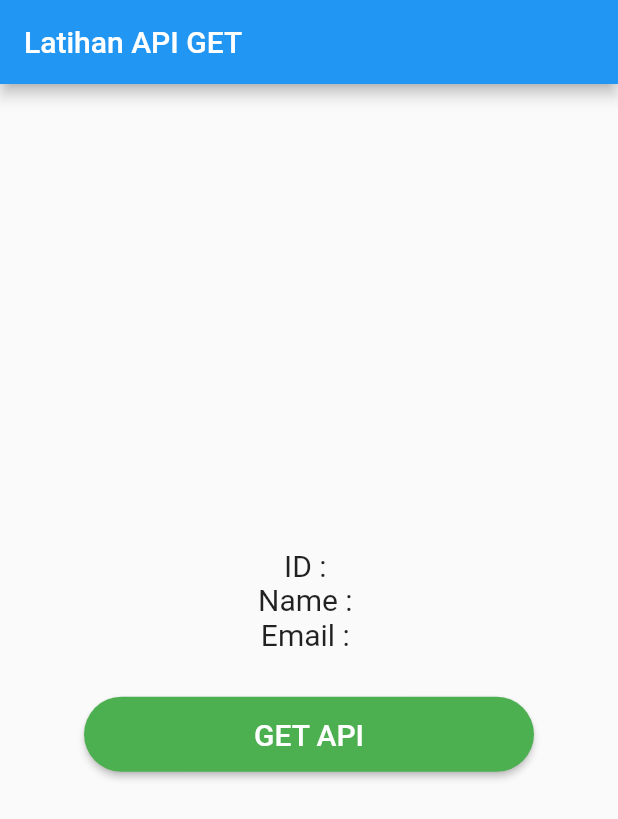
After one commit to angular403/belajar_flutter, a Flutter app: the screen it shows after launch, after a tap on "Belajar Api", after a tap on "GET API", on a phone screen of 412 x 824 dp. The commit adds this screen. Shown: the top 819 px of the screen. Run offline on Flutter 3.47's test engine with Material 2 defaults, Android fonts, the phone set to English and light mode, and no system bars; network calls fail.

Commit message:
belajar api get

```diff
--- a/lib/pages/home_page.dart
+++ b/lib/pages/home_page.dart
@@ -14,6 +14,7 @@ import 'package:flutter/material.dart';
 // import 'package:latihan_week3/exam/soal21.dart';
 import 'package:latihan_week3/exam/soal22.dart';
 import 'package:latihan_week3/pages/extract_widget.dart';
+import 'package:latihan_week3/pages/latihan_api.dart';
 // import 'package:latihan_week3/exam/soal2.dart';
 // import 'package:latihan_week3/exam/soal3.dart';
 // import 'package:latihan_week3/exam/soal4.dart';
@@ -144,6 +145,18 @@ class HomePage extends StatelessWidget {
                 "Latihan Instagram",
               ),
             ),
+                        ElevatedButton(
+              onPressed: () {
+                Navigator.of(context).pushReplacement(
+                  MaterialPageRoute(
+                    builder: (context) => LatihanApi(),
+                  ),
+                );
+              },
+              child: Text(
+                "Belajar Api",
+              ),
+            ),
           ],
         ),
       ),
--- /dev/null
+++ b/lib/pages/latihan_api.dart
@@ -0,0 +1,78 @@
+import 'dart:convert';
+
+import 'package:flutter/material.dart';
+
+import 'package:http/http.dart' as http;
+
+class LatihanApi extends StatefulWidget {
+  const LatihanApi({Key? key}) : super(key: key);
+
+  @override
+  _LatihanApiState createState() => _LatihanApiState();
+}
+
+class _LatihanApiState extends State<LatihanApi> {
+  late String id;
+  late String name;
+  late String email;
+
+  @override
+  void initState() {
+    id = "";
+    name = "";
+    email = "";
+
+    super.initState();
+  }
+
+  @override
+  Widget build(BuildContext context) {
+    return Scaffold(
+      appBar: AppBar(
+        title: Text("Latihan API GET"),
+      ),
+      body: Center(
+        child: Column(
+          mainAxisAlignment: MainAxisAlignment.center,
+          children: [
+            Text("ID : $id", style: TextStyle(fontSize: 20)),
+            Text("Name : $name", style: TextStyle(fontSize: 20)),
+            Text("Email : $email", style: TextStyle(fontSize: 20)),
+            SizedBox(
+              height: 30,
+            ),
+            ElevatedButton(
+              style: ElevatedButton.styleFrom(
+                  shape: RoundedRectangleBorder(
+                      borderRadius: BorderRadius.circular(50)),
+                  primary: Colors.green,
+                  fixedSize: Size(300, 50)),
+              onPressed: () async {
+                var myresponse = await http.get(
+                  Uri.parse("https://reqres.in/api/users/4"),
+                );
+                if (myresponse.statusCode == 200) {
+                  //data berhasil
+                  var data =
+                      jsonDecode(myresponse.body) as Map<String, dynamic>;
+                  setState(() {
+                    id = data["data"]["id"].toString();
+                    name =
+                        "${data["data"]["first_name"]} ${data["data"]["last_name"]}";
+                    email = data["data"]["email"].toString();
+                  });
+                } else {
+                  print("ERROR ${myresponse.statusCode}");
+                }
+              },
+              child: Text(
+                "GET API",
+                style: TextStyle(fontSize: 20),
+              ),
+            ),
+          ],
+        ),
+      ),
+    );
+  }
+}
--- a/pubspec.yaml
+++ b/pubspec.yaml
@@ -21,9 +21,6 @@ environment:
   sdk: ">=2.12.0 <3.0.0"
 
 dependencies:
-
-  # The following adds the Cupertino Icons font to your application.
-  # Use with the CupertinoIcons class for iOS style icons.
   cupertino_icons: ^1.0.2
   flutter:
     sdk: flutter
@@ -32,6 +29,7 @@ dev_dependencies:
   faker: ^2.0.0
   flutter_test:
     sdk: flutter
+  http: ^0.13.1
 
 # For information on the generic Dart part of this file, see the
 # following page: https://dart.dev/tools/pub/pubspec
```
Also changed, not shown: pubspec.lock.
